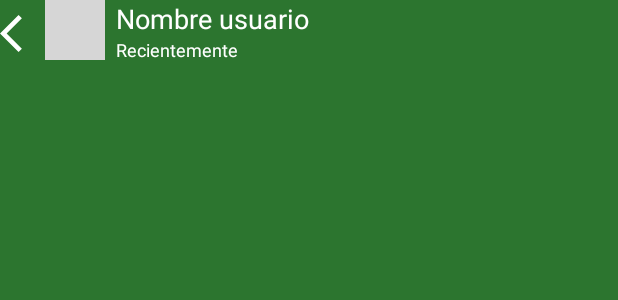
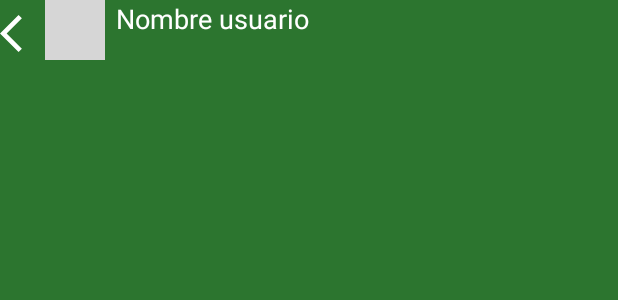
Before and after one commit to willifog/TFG_DAM, an Android app: the layout custom_chat_toolbar.xml on its own in the app's theme, with its tools: preview values and no code run, on a phone screen of 412 x 824 dp. Shown: the top 300 px of the screen. Run offline under Robolectric (Android 15) with nearby library versions, the phone set to English and light mode, and no system bars; grey boxes are pictures that could not be loaded.

Commit message:
La toolbar del Chat Activity ya funciona

```diff
--- a/app/src/main/AndroidManifest.xml
+++ b/app/src/main/AndroidManifest.xml
@@ -16,7 +16,8 @@
         android:theme="@style/Theme.MisTareas">
         <activity
             android:name=".activities.ChatActivity"
-            android:exported="false" />
+            android:exported="false"
+            android:theme="@style/Theme.AppCompat.NoActionBar"/>
         <activity
             android:name=".activities.FiltersActivity"
             android:exported="false" />
--- a/app/src/main/java/com/example/mistareas/activities/ChatActivity.java
+++ b/app/src/main/java/com/example/mistareas/activities/ChatActivity.java
@@ -90,7 +90,7 @@ public class ChatActivity extends AppCompatActivity {
         mExtraIdUser2 = getIntent().getStringExtra("idUser2");
         mExtraIdChat = getIntent().getStringExtra("idChat");
 
-        //showCustomToolbar(R.layout.custom_chat_toolbar); //Por alguna razón si se muestra la toolbar, no se abre el chat. Por ahora lo dejo desactivado
+        showCustomToolbar(R.layout.custom_chat_toolbar);
 
         mImageViewSendMessage.setOnClickListener(new View.OnClickListener() {
             @Override
@@ -167,7 +167,7 @@ public class ChatActivity extends AppCompatActivity {
     }
 
     private void showCustomToolbar(int resource) {
-        Toolbar toolbar = findViewById(R.id.toolbar);
+        Toolbar toolbar = findViewById(R.id.action_bar_toolbar);
         setSupportActionBar(toolbar);
         ActionBar actionBar = getSupportActionBar();
         actionBar.setTitle("");
@@ -178,7 +178,6 @@ public class ChatActivity extends AppCompatActivity {
         actionBar.setCustomView(mActionBarView);
         mCircleImageProfile = mActionBarView.findViewById(R.id.circleImageProfile);
         mTextViewUsername = mActionBarView.findViewById(R.id.textViewUserName);
-        mTextViewRelativeTime = mActionBarView.findViewById(R.id.textViewRelativeTime);
         mImageViewBack = mActionBarView.findViewById(R.id.imageViewBack);
 
         mImageViewBack.setOnClickListener(new View.OnClickListener() {
--- a/app/src/main/res/layout/action_bar_toolbar.xml
+++ b/app/src/main/res/layout/action_bar_toolbar.xml
@@ -6,7 +6,7 @@
     xmlns:app="http://schemas.android.com/apk/res-auto">
 
     <androidx.appcompat.widget.Toolbar
-        android:id="@+id/toolbar"
+        android:id="@+id/action_bar_toolbar"
         android:layout_width="match_parent"
         android:layout_height="wrap_content"
         android:background="@color/verdeOscuro"/>
--- a/app/src/main/res/layout/activity_chat.xml
+++ b/app/src/main/res/layout/activity_chat.xml
@@ -8,7 +8,7 @@
     android:fitsSystemWindows="true"
     tools:context=".activities.ChatActivity">
 
-    <!--<include layout="@layout/action_bar_toolbar"/>-->
+    <include layout="@layout/action_bar_toolbar"/>
 
     <LinearLayout
         android:layout_width="match_parent"
--- a/app/src/main/res/layout/custom_chat_toolbar.xml
+++ b/app/src/main/res/layout/custom_chat_toolbar.xml
@@ -1,5 +1,6 @@
 <?xml version="1.0" encoding="utf-8"?>
 <RelativeLayout
+    android:id="@+id/custom_chat_toolbar"
     xmlns:android="http://schemas.android.com/apk/res/android"
     android:layout_width="match_parent"
     android:layout_height="match_parent"
@@ -27,21 +28,11 @@
         android:id="@+id/textViewUserName"
         android:layout_width="wrap_content"
         android:layout_height="wrap_content"
+        android:layout_toRightOf="@id/circleImageProfile"
+        android:maxLines="1"
         android:text="Nombre usuario"
         android:textColor="@color/white"
-        android:textSize="18dp"
-        android:maxLines="1"
-        android:layout_toRightOf="@id/circleImageProfile"/>
+        android:textSize="18dp" />
 
-    <TextView
-        android:id="@+id/textViewRelativeTime"
-        android:layout_width="wrap_content"
-        android:layout_height="wrap_content"
-        android:text="Recientemente"
-        android:textColor="@color/white"
-        android:textSize="12dp"
-        android:maxLines="1"
-        android:layout_toRightOf="@id/circleImageProfile"
-        android:layout_below="@id/textViewUserName"/>
 
 </RelativeLayout>
--- a/app/src/main/res/values/themes.xml
+++ b/app/src/main/res/values/themes.xml
@@ -28,4 +28,9 @@
 
 
         />
+
+    <style name="Theme.MisTareas.NoActionBar" parent="Theme.AppCompat.DayNight.NoActionBar">
+        <item name="windowNoTitle">true</item>
+        <item name="windowActionBar">false</item>
+    </style>
 </resources>
```
Also changed, not shown: 22 other files.
